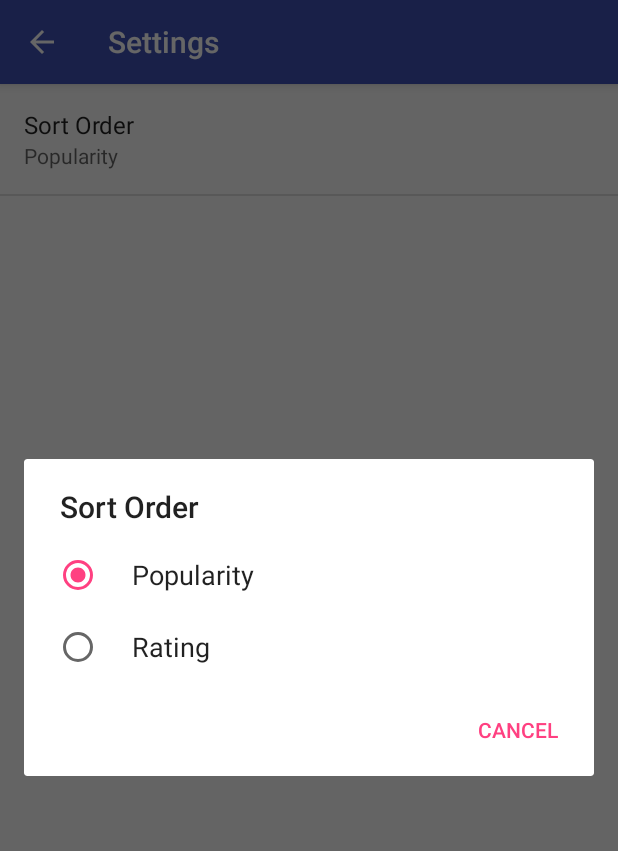
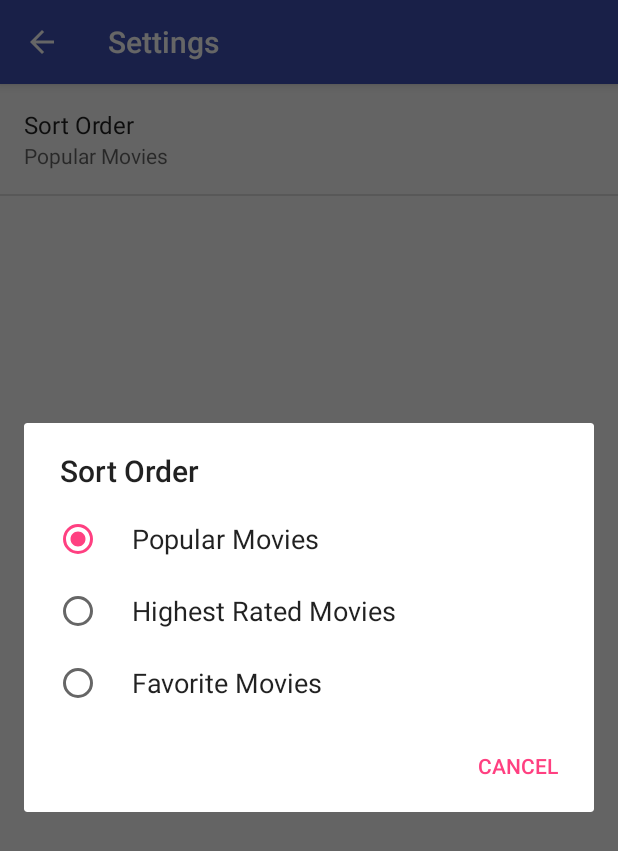
Before and after one commit to matthewsommer/udacity-android-ui-media, an Android app: the SettingsActivity screen opened directly, with no data from a screen before it, after a tap on "Sort Order", on a phone screen of 412 x 824 dp. Shown: the top 851 px of the screen. Run offline under Robolectric (Android 15) with nearby library versions, the phone set to English and light mode, and no system bars.

Commit message:
Refactored some code and fixed bug with sort option

```diff
--- a/app/src/main/java/com/company/matt/popularmovies/DetailFragment.java
+++ b/app/src/main/java/com/company/matt/popularmovies/DetailFragment.java
@@ -45,7 +45,8 @@ public class DetailFragment extends Fragment implements LoaderManager.LoaderCall
             MovieEntry.COLUMN_RELEASE_DATE,
             MovieEntry.COLUMN_POSTER,
             MovieEntry.COLUMN_VOTE_AVG,
-            MovieEntry.COLUMN_SYNOPSIS
+            MovieEntry.COLUMN_SYNOPSIS,
+            MovieEntry.COLUMN_CATEGORY
     };
 
     public static final int COL_ID = 0;
@@ -55,6 +56,7 @@ public class DetailFragment extends Fragment implements LoaderManager.LoaderCall
     public static final int COL_POSTER = 4;
     public static final int COL_VOTE_AVG = 5;
     public static final int COL_SYNOPSIS = 6;
+    public static final int COL_CATEGORY = 7;
 
     private ImageView mIconView;
     private TextView mTitleView;
@@ -146,7 +148,7 @@ public class DetailFragment extends Fragment implements LoaderManager.LoaderCall
             mTitleView.setText(titleText);
             mSynopsisView.setText(synopsisText);
             mReleaseDateView.setText("Released " + Long.toString(release_date));
-            mVoteAvgView.setText(vote_avg);
+            mVoteAvgView.setText(voteAvgText);
 
             Picasso.with(getActivity()).load("http://image.tmdb.org/t/p/w185/"+poster_path).into(mIconView);
 
--- a/app/src/main/java/com/company/matt/popularmovies/TheMovieDB/Constants.java
+++ b/app/src/main/java/com/company/matt/popularmovies/TheMovieDB/Constants.java
@@ -5,6 +5,7 @@ public final class Constants  {
     public static final String MDB_BASE_URL = "http://api.themoviedb.org/3/movie";
     public static final String MDB_POPULAR = "popular";
     public static final String MDB_TOP_RATED = "top_rated";
+    public static final String MDB_FAVORITE = "favorite";
     public static final String APPID_PARAM = "api_key";
 
     public static final String MDB_RESULTS = "results";
--- a/app/src/main/java/com/company/matt/popularmovies/TheMovieDB/MDBClient.java
+++ b/app/src/main/java/com/company/matt/popularmovies/TheMovieDB/MDBClient.java
@@ -14,8 +14,6 @@ public class MDBClient {
     public static List<Movie> FetchMovies(String category) {
         String JsonResponseStr = null;
         Uri builtUri = null;
-        List<Movie> popularMovies = null;
-        List<Movie> topRatedMovies = null;
 
         builtUri = Uri.parse(Constants.MDB_BASE_URL).buildUpon()
                 .appendPath(category)
@@ -32,7 +30,7 @@ public class MDBClient {
         JsonResponseStr = Client.GetResponseStr(url);
 
         try {
-            return MDBUtility.getMovieDataFromJson(JsonResponseStr, Constants.MDB_TOP_RATED);
+            return MDBUtility.getMovieDataFromJson(JsonResponseStr, category);
         } catch (JSONException e) {
             Log.e(LOG_TAG, e.getMessage(), e);
             e.printStackTrace();
--- a/app/src/main/java/com/company/matt/popularmovies/data/MovieDbHelper.java
+++ b/app/src/main/java/com/company/matt/popularmovies/data/MovieDbHelper.java
@@ -6,7 +6,7 @@ import android.database.sqlite.SQLiteOpenHelper;
 import com.company.matt.popularmovies.data.MovieContract.MovieEntry;
 
 public class MovieDbHelper  extends SQLiteOpenHelper {
-    private static final int DATABASE_VERSION = 4;
+    private static final int DATABASE_VERSION = 5;
 
     static final String DATABASE_NAME = "movies.db";
 
--- a/app/src/main/res/values/arrays.xml
+++ b/app/src/main/res/values/arrays.xml
@@ -3,9 +3,11 @@
     <string-array name="pref_sort_order_options">
         <item>@string/pref_sort_order_label_popularity</item>
         <item>@string/pref_sort_order_label_rating</item>
+        <item>@string/pref_sort_order_label_favorites</item>
     </string-array>
     <string-array name="pref_sort_order_values">
         <item>@string/pref_sort_order_popularity</item>
         <item>@string/pref_sort_order_rating</item>
+        <item>@string/pref_sort_order_label_favorites</item>
     </string-array>
 </resources>
--- a/app/src/main/res/values/strings.xml
+++ b/app/src/main/res/values/strings.xml
@@ -10,19 +10,25 @@
     <string name="pref_sort_order_label">Sort Order</string>
 
     <!-- Label for popularity [CHAR LIMIT=25] -->
-    <string name="pref_sort_order_label_popularity">Popularity</string>
+    <string name="pref_sort_order_label_popularity">Popular Movies</string>
 
     <!-- Label for rating [CHAR LIMIT=25] -->
-    <string name="pref_sort_order_label_rating">Rating</string>
+    <string name="pref_sort_order_label_rating">Highest Rated Movies</string>
+
+    <!-- Label for rating [CHAR LIMIT=25] -->
+    <string name="pref_sort_order_label_favorites">Favorite Movies</string>
 
     <!-- Key name for sort preference in SharedPreferences [CHAR LIMIT=NONE] -->
     <string name="pref_sort_order_key" translatable="false">sort</string>
 
     <!-- Value in SharedPreferences for popularity [CHAR LIMIT=NONE] -->
-    <string name="pref_sort_order_popularity" translatable="false">popularity</string>
+    <string name="pref_sort_order_popularity" translatable="false">popular</string>
 
     <!-- Value in SharedPreferences for rating [CHAR LIMIT=NONE] -->
-    <string name="pref_sort_order_rating" translatable="false">rating</string>
+    <string name="pref_sort_order_rating" translatable="false">top_rated</string>
+
+    <!-- Value in SharedPreferences for favorites [CHAR LIMIT=NONE] -->
+    <string name="pref_sort_order_favorites" translatable="false">favorites</string>
 
     <!-- SyncAdapter related -->
     <string name="content_authority">com.company.matt.popularmovies</string>
```
Also changed, not shown: app/src/main/java/com/company/matt/popularmovies/MainActivity.java (+6 -1 lines), app/src/main/java/com/company/matt/popularmovies/MovieFragment.java (+23 -16 lines), app/src/main/java/com/company/matt/popularmovies/data/MovieContract.java (+8 -0 lines), app/src/main/java/com/company/matt/popularmovies/data/MovieProvider.java (+34 -9 lines).
